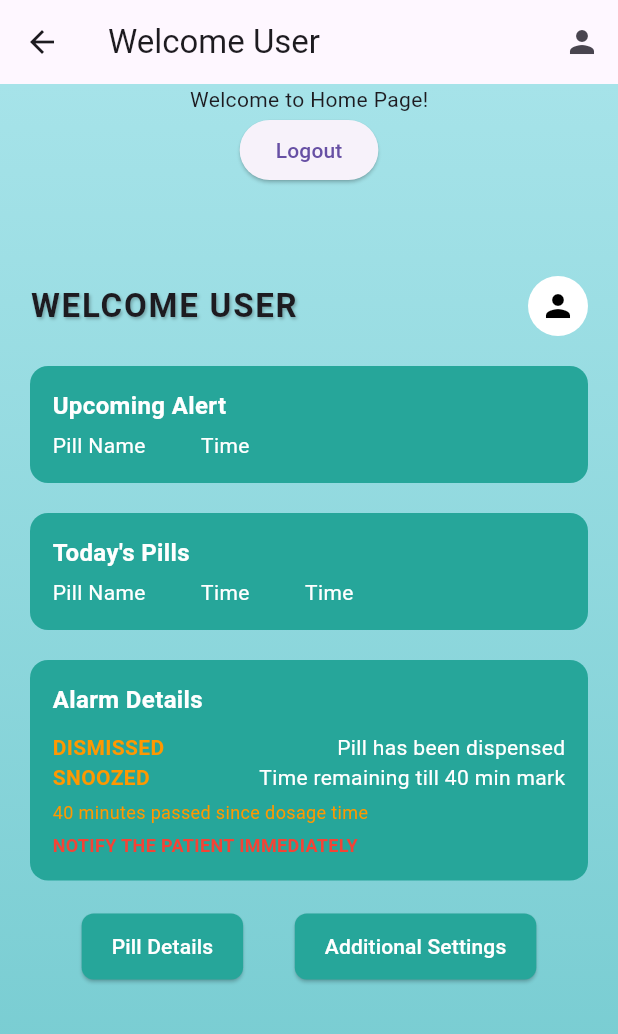
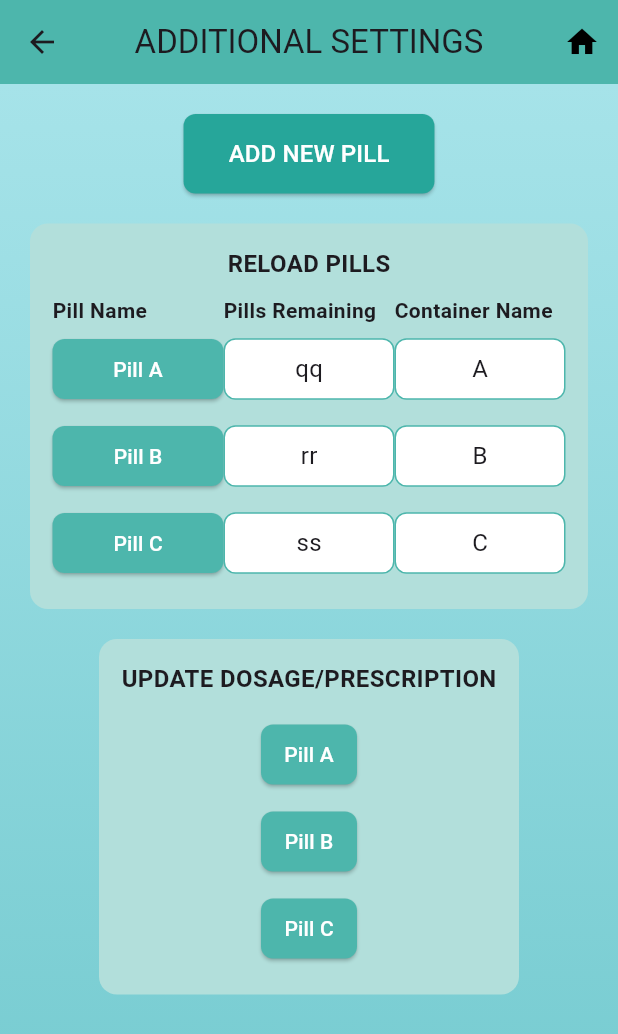
Before and after one commit to SohamGurav10/EYIC-2024-25, a Flutter app: the HomeScreen screen opened by its route, after a tap on "Additional Settings", on a phone screen of 412 x 824 dp. Shown: the top 1034 px of the screen. Run offline on Flutter 3.47's test engine with Material 3 defaults, Android fonts, the phone set to English and light mode, and no system bars.

Commit message:
added pill details file, added pill reload details file, added additional settings file

```diff
--- /dev/null
+++ b/lib/additional_settings_page.dart
@@ -0,0 +1,207 @@
+import 'package:flutter/material.dart';
+
+class AdditionalSettingsPage extends StatelessWidget {
+  const AdditionalSettingsPage({super.key});
+
+  @override
+  Widget build(BuildContext context) {
+    return Scaffold(
+      appBar: AppBar(
+        backgroundColor: Colors.teal.shade300,
+        title: const Text("ADDITIONAL SETTINGS"),
+        centerTitle: true,
+        actions: [
+          IconButton(
+            icon: const Icon(Icons.home, color: Colors.black),
+            onPressed: () {
+              Navigator.pop(context);
+            },
+          ),
+        ],
+      ),
+      body: Container(
+        width: double.infinity,
+        decoration: const BoxDecoration(
+          gradient: LinearGradient(
+            colors: [Color(0xFFA6E3E9), Color(0xFF71C9CE)],
+            begin: Alignment.topCenter,
+            end: Alignment.bottomCenter,
+          ),
+        ),
+        child: Padding(
+          padding: const EdgeInsets.all(20),
+          child: Column(
+            children: [
+              // Add New Pill Button
+              ElevatedButton(
+                style: ElevatedButton.styleFrom(
+                  backgroundColor: Colors.teal.shade400,
+                  padding:
+                      const EdgeInsets.symmetric(horizontal: 30, vertical: 15),
+                  shape: RoundedRectangleBorder(
+                    borderRadius: BorderRadius.circular(8),
+                  ),
+                ),
+                onPressed: () {
+                  // Implement Add New Pill functionality here
+                },
+                child: const Text(
+                  "ADD NEW PILL",
+                  style: TextStyle(color: Colors.white, fontSize: 16),
+                ),
+              ),
+
+              const SizedBox(height: 20),
+
+              // Reload Pills Section
+              _sectionContainer(
+                title: "RELOAD PILLS",
+                child: Column(
+                  children: [
+                    _pillReloadHeader(),
+                    _pillRow("Pill A", "qq", "A"),
+                    _pillRow("Pill B", "rr", "B"),
+                    _pillRow("Pill C", "ss", "C"),
+                  ],
+                ),
+              ),
+
+              const SizedBox(height: 20),
+
+              // Update Dosage Section
+              _sectionContainer(
+                title: "UPDATE DOSAGE/PRESCRIPTION",
+                child: Column(
+                  children: [
+                    _dosageButton("Pill A"),
+                    _dosageButton("Pill B"),
+                    _dosageButton("Pill C"),
+                  ],
+                ),
+              ),
+            ],
+          ),
+        ),
+      ),
+    );
+  }
+
+  // Section Container
+  Widget _sectionContainer({required String title, required Widget child}) {
+    return Container(
+      padding: const EdgeInsets.all(15),
+      decoration: BoxDecoration(
+        color: Colors.teal.shade100,
+        borderRadius: BorderRadius.circular(12),
+      ),
+      child: Column(
+        crossAxisAlignment: CrossAxisAlignment.center,
+        children: [
+          Text(
+            title,
+            style: const TextStyle(
+              fontWeight: FontWeight.bold,
+              fontSize: 16,
+            ),
+          ),
+          const SizedBox(height: 10),
+          child,
+        ],
+      ),
+    );
+  }
+
+  // Pills Header Row
+  Widget _pillReloadHeader() {
+    return Row(
+      mainAxisAlignment: MainAxisAlignment.spaceBetween,
+      children: const [
+        Expanded(
+            child: Text("Pill Name",
+                style: TextStyle(fontWeight: FontWeight.bold))),
+        Expanded(
+            child: Text("Pills Remaining",
+                style: TextStyle(fontWeight: FontWeight.bold))),
+        Expanded(
+            child: Text("Container Name",
+                style: TextStyle(fontWeight: FontWeight.bold))),
+      ],
+    );
+  }
+
+  // Pill Row
+  Widget _pillRow(String pillName, String remaining, String container) {
+    return Padding(
+      padding: const EdgeInsets.symmetric(vertical: 5),
+      child: Row(
+        mainAxisAlignment: MainAxisAlignment.spaceBetween,
+        children: [
+          _pillButton(pillName),
+          _pillText(remaining),
+          _pillText(container),
+        ],
+      ),
+    );
+  }
+
+  // Pill Button
+  Widget _pillButton(String text) {
+    return Expanded(
+      child: ElevatedButton(
+        style: ElevatedButton.styleFrom(
+          backgroundColor: Colors.teal.shade300,
+          padding: const EdgeInsets.symmetric(vertical: 10),
+          shape: RoundedRectangleBorder(
+            borderRadius: BorderRadius.circular(8),
+          ),
+        ),
+        onPressed: () {
+          // Implement pill selection logic here
+        },
+        child: Text(
+          text,
+          style: const TextStyle(color: Colors.white),
+        ),
+      ),
+    );
+  }
+
+  // Pill Text Field
+  Widget _pillText(String text) {
+    return Expanded(
+      child: Container(
+        alignment: Alignment.center,
+        padding: const EdgeInsets.all(8),
+        decoration: BoxDecoration(
+          color: Colors.white,
+          borderRadius: BorderRadius.circular(8),
+          border: Border.all(color: Colors.teal.shade300),
+        ),
+        child: Text(text, style: const TextStyle(fontSize: 16)),
+      ),
+    );
+  }
+
+  // Dosage Update Button
+  Widget _dosageButton(String text) {
+    return Padding(
+      padding: const EdgeInsets.symmetric(vertical: 5),
+      child: ElevatedButton(
+        style: ElevatedButton.styleFrom(
+          backgroundColor: Colors.teal.shade300,
+          padding: const EdgeInsets.symmetric(vertical: 10),
+          shape: RoundedRectangleBorder(
+            borderRadius: BorderRadius.circular(8),
+          ),
+        ),
+        onPressed: () {
+          // Implement dosage update logic
+        },
+        child: Text(
+          text,
+          style: const TextStyle(color: Colors.white),
+        ),
+      ),
+    );
+  }
+}
--- a/lib/home_page.dart
+++ b/lib/home_page.dart
@@ -1,5 +1,6 @@
 import 'package:flutter/material.dart';
-import 'profile_sidebar.dart'; // Import Sidebar
+import 'profile_sidebar.dart';
+import 'package:medicine_dispenser/additional_settings_page.dart';
 
 class HomeScreen extends StatelessWidget {
   const HomeScreen({super.key});
@@ -89,8 +90,17 @@ class HomeScreen extends StatelessWidget {
                     Row(
                       mainAxisAlignment: MainAxisAlignment.spaceEvenly,
                       children: [
-                        _buildButton("Pill Details", () {}),
-                        _buildButton("Additional Settings", () {}),
+                        _buildButton("Pill Details", context, () {
+                          Navigator.pushNamed(context, '/pill_details');
+                        }),
+                        _buildButton("Additional Settings", context, () {
+                          Navigator.push(
+                            context,
+                            MaterialPageRoute(
+                                builder: (context) =>
+                                    const AdditionalSettingsPage()),
+                          );
+                        }),
                       ],
                     ),
                   ],
@@ -146,7 +156,7 @@ class HomeScreen extends StatelessWidget {
       child: Column(
         crossAxisAlignment: CrossAxisAlignment.start,
         children: [
-          Text(
+          const Text(
             "Alarm Details",
             style: TextStyle(
               fontSize: 16,
@@ -200,7 +210,7 @@ class HomeScreen extends StatelessWidget {
         Expanded(
           child: Text(
             description,
-            style: TextStyle(
+            style: const TextStyle(
               fontSize: 14,
               color: Colors.white,
             ),
@@ -211,7 +221,8 @@ class HomeScreen extends StatelessWidget {
     );
   }
 
-  Widget _buildButton(String text, VoidCallback onPressed) {
+  Widget _buildButton(
+      String text, BuildContext context, VoidCallback onPressed) {
     return ElevatedButton(
       style: ElevatedButton.styleFrom(
         backgroundColor: Colors.teal.shade400,
--- a/lib/main.dart
+++ b/lib/main.dart
@@ -1,6 +1,9 @@
 import 'package:flutter/material.dart';
 import 'package:medicine_dispenser/login_page.dart';
-import 'package:medicine_dispenser/home_page.dart'; // Import the correct LoginPage
+import 'package:medicine_dispenser/home_page.dart';
+import 'package:medicine_dispenser/pill_details_screen.dart';
+import 'package:medicine_dispenser/pill_reload_page.dart';
+import 'package:medicine_dispenser/additional_settings_page.dart';
 
 void main() {
   runApp(const MyApp());
@@ -21,6 +24,8 @@ class MyApp extends StatelessWidget {
       routes: {
         '/': (context) => const LoginScreen(),
         '/home': (context) => const HomeScreen(),
+        '/pill_details': (context) => const PillDetailsScreen(),
+        '/additional_settings': (context) => const AdditionalSettingsPage(),
       },
     );
   }
```
Also changed, not shown: lib/pill_details_screen.dart (added, +131 -0 lines), lib/pill_reload_page.dart (added, +136 -0 lines).
